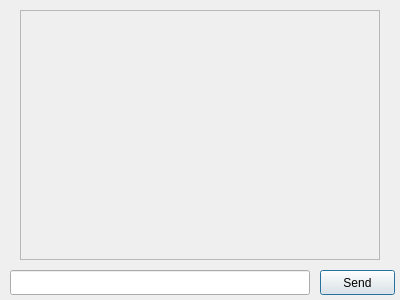
Qt form interface/chat.ui (DeliTrbat/LearNet) before a commit.
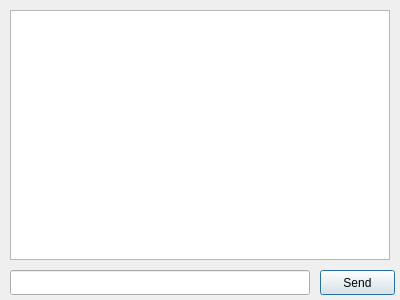
The same form after that commit.

Diff of the .ui file:
```diff
--- a/interface/chat.ui
+++ b/interface/chat.ui
@@ -13,29 +13,6 @@
   <property name="windowTitle">
    <string>Dialog</string>
   </property>
-  <widget class="QScrollArea" name="scrollArea">
-   <property name="geometry">
-    <rect>
-     <x>20</x>
-     <y>10</y>
-     <width>360</width>
-     <height>250</height>
-    </rect>
-   </property>
-   <property name="widgetResizable">
-    <bool>true</bool>
-   </property>
-   <widget class="QWidget" name="scrollContentsChat">
-    <property name="geometry">
-     <rect>
-      <x>0</x>
-      <y>0</y>
-      <width>358</width>
-      <height>248</height>
-     </rect>
-    </property>
-   </widget>
-  </widget>
   <widget class="QLineEdit" name="lineEdit_chat">
    <property name="geometry">
     <rect>
@@ -59,6 +36,16 @@
     <string>Send</string>
    </property>
   </widget>
+  <widget class="QListWidget" name="listWidgetChat">
+   <property name="geometry">
+    <rect>
+     <x>10</x>
+     <y>10</y>
+     <width>380</width>
+     <height>250</height>
+    </rect>
+   </property>
+  </widget>
  </widget>
  <resources/>
  <connections/>
```
